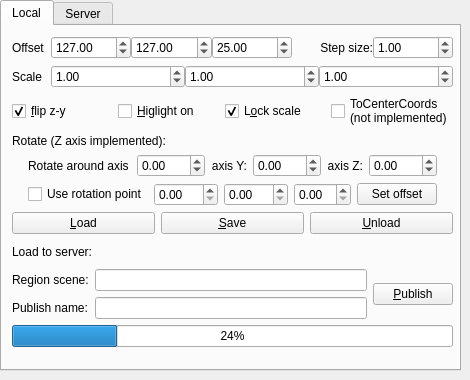
This is bin/pymodules/localscene/localscene.ui in realXtend/tundra as Qt 5 draws it before an edit. The edited form follows.
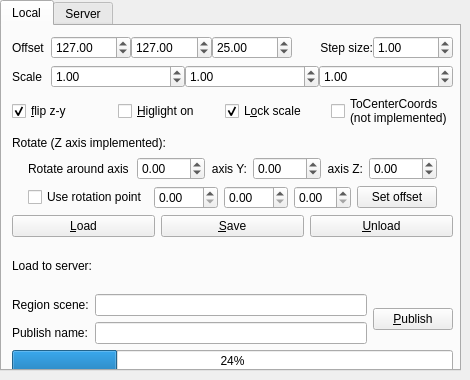
This is the edited form.

```diff
--- a/bin/pymodules/localscene/localscene.ui
+++ b/bin/pymodules/localscene/localscene.ui
@@ -53,7 +53,7 @@
        <x>10</x>
        <y>10</y>
        <width>441</width>
-       <height>311</height>
+       <height>336</height>
       </rect>
      </property>
      <layout class="QVBoxLayout" name="verticalLayout">
```
